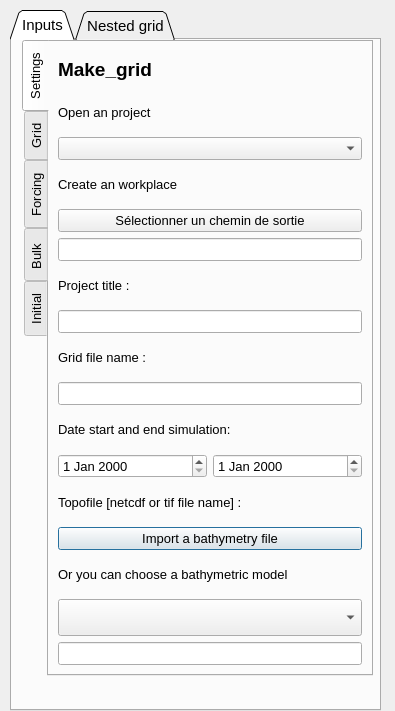
First picture: the form in Preprocess/qcrocoflow_crocogrid_dialog_base.ui, repository epzt/qcrocoflow, before the edit.
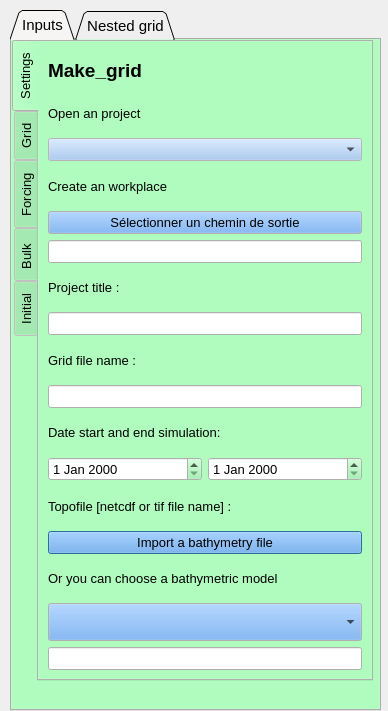
Second picture: the form after the edit.

Commit message: version 1.3.2 correction bulk/ pb_tool changer le path/ add colors

```diff
--- a/Preprocess/qcrocoflow_crocogrid_dialog_base.ui
+++ b/Preprocess/qcrocoflow_crocogrid_dialog_base.ui
@@ -6,7 +6,7 @@
    <rect>
     <x>0</x>
     <y>0</y>
-    <width>395</width>
+    <width>388</width>
     <height>711</height>
    </rect>
   </property>
@@ -18,6 +18,9 @@
   <property name="windowTitle">
    <string>qcrocoflow_crocogrid</string>
   </property>
+  <property name="styleSheet">
+   <string notr="true"/>
+  </property>
   <property name="locale">
    <locale language="English" country="UnitedStates"/>
   </property>
@@ -30,11 +33,78 @@
      <height>701</height>
     </rect>
    </property>
+   <property name="palette">
+    <palette>
+     <active>
+      <colorrole role="Button">
+       <brush brushstyle="SolidPattern">
+        <color alpha="255">
+         <red>143</red>
+         <green>240</green>
+         <blue>164</blue>
+        </color>
+       </brush>
+      </colorrole>
+      <colorrole role="Base">
+       <brush brushstyle="SolidPattern">
+        <color alpha="255">
+         <red>246</red>
+         <green>245</green>
+         <blue>244</blue>
+        </color>
+       </brush>
+      </colorrole>
+     </active>
+     <inactive>
+      <colorrole role="Button">
+       <brush brushstyle="SolidPattern">
+        <color alpha="255">
+         <red>143</red>
+         <green>240</green>
+         <blue>164</blue>
+        </color>
+       </brush>
+      </colorrole>
+      <colorrole role="Base">
+       <brush brushstyle="SolidPattern">
+        <color alpha="255">
+         <red>246</red>
+         <green>245</green>
+         <blue>244</blue>
+        </color>
+       </brush>
+      </colorrole>
+     </inactive>
+     <disabled>
+      <colorrole role="Button">
+       <brush brushstyle="SolidPattern">
+        <color alpha="255">
+         <red>143</red>
+         <green>240</green>
+         <blue>164</blue>
+        </color>
+       </brush>
+      </colorrole>
+      <colorrole role="Base">
+       <brush brushstyle="SolidPattern">
+        <color alpha="255">
+         <red>239</red>
+         <green>239</green>
+         <blue>239</blue>
+        </color>
+       </brush>
+      </colorrole>
+     </disabled>
+    </palette>
+   </property>
    <property name="font">
     <font>
      <pointsize>11</pointsize>
     </font>
    </property>
+   <property name="styleSheet">
+    <string notr="true"/>
+   </property>
    <property name="tabShape">
     <enum>QTabWidget::Triangular</enum>
    </property>
@@ -48,12 +118,211 @@
     <widget class="QTabWidget" name="tabWidget_3">
      <property name="geometry">
       <rect>
-       <x>10</x>
+       <x>0</x>
        <y>0</y>
-       <width>351</width>
-       <height>636</height>
+       <width>361</width>
+       <height>641</height>
       </rect>
      </property>
+     <property name="palette">
+      <palette>
+       <active>
+        <colorrole role="Light">
+         <brush brushstyle="SolidPattern">
+          <color alpha="255">
+           <red>143</red>
+           <green>240</green>
+           <blue>164</blue>
+          </color>
+         </brush>
+        </colorrole>
+        <colorrole role="Midlight">
+         <brush brushstyle="SolidPattern">
+          <color alpha="255">
+           <red>143</red>
+           <green>240</green>
+           <blue>164</blue>
+          </color>
+         </brush>
+        </colorrole>
+        <colorrole role="Mid">
+         <brush brushstyle="SolidPattern">
+          <color alpha="255">
+           <red>255</red>
+           <green>255</green>
+           <blue>255</blue>
+          </color>
+         </brush>
+        </colorrole>
+        <colorrole role="Base">
+         <brush brushstyle="SolidPattern">
+          <color alpha="255">
+           <red>255</red>
+           <green>255</green>
+           <blue>255</blue>
+          </color>
+         </brush>
+        </colorrole>
+        <colorrole role="Window">
+         <brush brushstyle="SolidPattern">
+          <color alpha="255">
+           <red>246</red>
+           <green>245</green>
+           <blue>244</blue>
+          </color>
+         </brush>
+        </colorrole>
+        <colorrole role="HighlightedText">
+         <brush brushstyle="SolidPattern">
+          <color alpha="255">
+           <red>255</red>
+           <green>255</green>
+           <blue>255</blue>
+          </color>
+         </brush>
+        </colorrole>
+        <colorrole role="PlaceholderText">
+         <brush brushstyle="SolidPattern">
+          <color alpha="255">
+           <red>255</red>
+           <green>255</green>
+           <blue>255</blue>
+          </color>
+         </brush>
+        </colorrole>
+       </active>
+       <inactive>
+        <colorrole role="Light">
+         <brush brushstyle="SolidPattern">
+          <color alpha="255">
+           <red>143</red>
+           <green>240</green>
+           <blue>164</blue>
+          </color>
+         </brush>
+        </colorrole>
+        <colorrole role="Midlight">
+         <brush brushstyle="SolidPattern">
+          <color alpha="255">
+           <red>143</red>
+           <green>240</green>
+           <blue>164</blue>
+          </color>
+         </brush>
+        </colorrole>
+        <colorrole role="Mid">
+         <brush brushstyle="SolidPattern">
+          <color alpha="255">
+           <red>255</red>
+           <green>255</green>
+           <blue>255</blue>
+          </color>
+         </brush>
+        </colorrole>
+        <colorrole role="Base">
+         <brush brushstyle="SolidPattern">
+          <color alpha="255">
+           <red>255</red>
+           <green>255</green>
+           <blue>255</blue>
+          </color>
+         </brush>
+        </colorrole>
+        <colorrole role="Window">
+         <brush brushstyle="SolidPattern">
+          <color alpha="255">
+           <red>246</red>
+           <green>245</green>
+           <blue>244</blue>
+          </color>
+         </brush>
+        </colorrole>
+        <colorrole role="HighlightedText">
+         <brush brushstyle="SolidPattern">
+          <color alpha="255">
+           <red>255</red>
+           <green>255</green>
+           <blue>255</blue>
+          </color>
+         </brush>
+        </colorrole>
+        <colorrole role="PlaceholderText">
+         <brush brushstyle="SolidPattern">
+          <color alpha="255">
+           <red>255</red>
+           <green>255</green>
+           <blue>255</blue>
+          </color>
+         </brush>
+        </colorrole>
+       </inactive>
+       <disabled>
+        <colorrole role="Light">
+         <brush brushstyle="SolidPattern">
+          <color alpha="255">
+           <red>143</red>
+           <green>240</green>
+           <blue>164</blue>
+          </color>
+         </brush>
+        </colorrole>
+        <colorrole role="Midlight">
+         <brush brushstyle="SolidPattern">
+          <color alpha="255">
+           <red>143</red>
+           <green>240</green>
+           <blue>164</blue>
+          </color>
+         </brush>
+        </colorrole>
+        <colorrole role="Mid">
+         <brush brushstyle="SolidPattern">
+          <color alpha="255">
+           <red>255</red>
+           <green>255</green>
+           <blue>255</blue>
+          </color>
+         </brush>
+        </colorrole>
+        <colorrole role="Base">
+         <brush brushstyle="SolidPattern">
+          <color alpha="255">
+           <red>246</red>
+           <green>245</green>
+           <blue>244</blue>
+          </color>
+         </brush>
+        </colorrole>
+        <colorrole role="Window">
+         <brush brushstyle="SolidPattern">
+          <color alpha="255">
+           <red>246</red>
+           <green>245</green>
+           <blue>244</blue>
+          </color>
+         </brush>
+        </colorrole>
+        <colorrole role="HighlightedText">
+         <brush brushstyle="SolidPattern">
+          <color alpha="255">
+           <red>255</red>
+           <green>255</green>
+           <blue>255</blue>
+          </color>
+         </brush>
+        </colorrole>
+        <colorrole role="PlaceholderText">
+         <brush brushstyle="SolidPattern">
+          <color alpha="255">
+           <red>255</red>
+           <green>255</green>
+           <blue>255</blue>
+          </color>
+         </brush>
+        </colorrole>
+       </disabled>
+      </palette>
+     </property>
      <property name="font">
       <font>
        <pointsize>10</pointsize>
@@ -62,6 +331,9 @@
      <property name="autoFillBackground">
       <bool>false</bool>
      </property>
+     <property name="styleSheet">
+      <string notr="true"/>
+     </property>
      <property name="tabPosition">
       <enum>QTabWidget::West</enum>
      </property>
@@ -78,14 +350,343 @@
          <property name="orientation">
           <enum>Qt::Horizontal</enum>
          </property>
-         <widget class="QComboBox" name="selecttopoComboBox"/>
+         <widget class="QComboBox" name="selecttopoComboBox">
+          <property name="palette">
+           <palette>
+            <active>
+             <colorrole role="Button">
+              <brush brushstyle="SolidPattern">
+               <color alpha="255">
+                <red>98</red>
+                <green>160</green>
+                <blue>234</blue>
+               </color>
+              </brush>
+             </colorrole>
+            </active>
+            <inactive>
+             <colorrole role="Button">
+              <brush brushstyle="SolidPattern">
+               <color alpha="255">
+                <red>98</red>
+                <green>160</green>
+                <blue>234</blue>
+               </color>
+              </brush>
+             </colorrole>
+            </inactive>
+            <disabled>
+             <colorrole role="Button">
+              <brush brushstyle="SolidPattern">
+               <color alpha="255">
+                <red>98</red>
+                <green>160</green>
+                <blue>234</blue>
+               </color>
+              </brush>
+             </colorrole>
+            </disabled>
+           </palette>
+          </property>
+         </widget>
         </widget>
        </item>
        <item row="2" column="0" colspan="2">
-        <widget class="QComboBox" name="opengridprojectComboBox"/>
+        <widget class="QComboBox" name="opengridprojectComboBox">
+         <property name="palette">
+          <palette>
+           <active>
+            <colorrole role="Button">
+             <brush brushstyle="SolidPattern">
+              <color alpha="255">
+               <red>153</red>
+               <green>193</green>
+               <blue>241</blue>
+              </color>
+             </brush>
+            </colorrole>
+            <colorrole role="Base">
+             <brush brushstyle="SolidPattern">
+              <color alpha="255">
+               <red>255</red>
+               <green>255</green>
+               <blue>255</blue>
+              </color>
+             </brush>
+            </colorrole>
+            <colorrole role="Window">
+             <brush brushstyle="SolidPattern">
+              <color alpha="255">
+               <red>255</red>
+               <green>255</green>
+               <blue>255</blue>
+              </color>
+             </brush>
+            </colorrole>
+           </active>
+           <inactive>
+            <colorrole role="Button">
+             <brush brushstyle="SolidPattern">
+              <color alpha="255">
+               <red>153</red>
+               <green>193</green>
+               <blue>241</blue>
+              </color>
+             </brush>
+            </colorrole>
+            <colorrole role="Base">
+             <brush brushstyle="SolidPattern">
+              <color alpha="255">
+               <red>255</red>
+               <green>255</green>
+               <blue>255</blue>
+              </color>
+             </brush>
+            </colorrole>
+            <colorrole role="Window">
+             <brush brushstyle="SolidPattern">
+              <color alpha="255">
+               <red>255</red>
+               <green>255</green>
+               <blue>255</blue>
+              </color>
+             </brush>
+            </colorrole>
+           </inactive>
+           <disabled>
+            <colorrole role="Button">
+             <brush brushstyle="SolidPattern">
+              <color alpha="255">
+               <red>153</red>
+               <green>193</green>
+               <blue>241</blue>
+              </color>
+             </brush>
+            </colorrole>
+            <colorrole role="Base">
+             <brush brushstyle="SolidPattern">
+              <color alpha="255">
+               <red>255</red>
+               <green>255</green>
+               <blue>255</blue>
+              </color>
+             </brush>
+            </colorrole>
+            <colorrole role="Window">
+             <brush brushstyle="SolidPattern">
+              <color alpha="255">
+               <red>255</red>
+               <green>255</green>
+               <blue>255</blue>
+              </color>
+             </brush>
+            </colorrole>
+           </disabled>
+          </palette>
+         </property>
+        </widget>
        </item>
        <item row="6" column="0" colspan="2">
         <widget class="QLabel" name="label_11">
+         <property name="palette">
+          <palette>
+           <active>
+            <colorrole role="Button">
+             <brush brushstyle="SolidPattern">
+              <color alpha="255">
+               <red>143</red>
+               <green>240</green>
+               <blue>164</blue>
+              </color>
+             </brush>
+            </colorrole>
+            <colorrole role="Light">
+             <brush brushstyle="SolidPattern">
+              <color alpha="255">
+               <red>153</red>
+               <green>193</green>
+               <blue>241</blue>
+              </color>
+             </brush>
+            </colorrole>
+            <colorrole role="Midlight">
+             <brush brushstyle="SolidPattern">
+              <color alpha="255">
+               <red>153</red>
+               <green>193</green>
+               <blue>241</blue>
+              </color>
+             </brush>
+            </colorrole>
+            <colorrole role="Base">
+             <brush brushstyle="SolidPattern">
+              <color alpha="255">
+               <red>153</red>
+               <green>193</green>
+               <blue>241</blue>
+              </color>
+             </brush>
+            </colorrole>
+            <colorrole role="Shadow">
+             <brush brushstyle="SolidPattern">
+              <color alpha="255">
+               <red>153</red>
+               <green>193</green>
+               <blue>241</blue>
+              </color>
+             </brush>
+            </colorrole>
+            <colorrole role="HighlightedText">
+             <brush brushstyle="SolidPattern">
+              <color alpha="255">
+               <red>0</red>
+               <green>0</green>
+               <blue>0</blue>
+              </color>
+             </brush>
+            </colorrole>
+            <colorrole role="PlaceholderText">
+             <brush brushstyle="SolidPattern">
+              <color alpha="255">
+               <red>255</red>
+               <green>255</green>
+               <blue>255</blue>
+              </color>
+             </brush>
+            </colorrole>
+           </active>
+           <inactive>
+            <colorrole role="Button">
+             <brush brushstyle="SolidPattern">
+              <color alpha="255">
+               <red>143</red>
+               <green>240</green>
+               <blue>164</blue>
+              </color>
+             </brush>
+            </colorrole>
+            <colorrole role="Light">
+             <brush brushstyle="SolidPattern">
+              <color alpha="255">
+               <red>153</red>
+               <green>193</green>
+               <blue>241</blue>
+              </color>
+             </brush>
+            </colorrole>
+            <colorrole role="Midlight">
+             <brush brushstyle="SolidPattern">
+              <color alpha="255">
+               <red>153</red>
+               <green>193</green>
+               <blue>241</blue>
+              </color>
+             </brush>
+            </colorrole>
+            <colorrole role="Base">
+             <brush brushstyle="SolidPattern">
+              <color alpha="255">
+               <red>153</red>
+               <green>193</green>
+               <blue>241</blue>
+              </color>
+             </brush>
+            </colorrole>
+            <colorrole role="Shadow">
+             <brush brushstyle="SolidPattern">
+              <color alpha="255">
+               <red>153</red>
+               <green>193</green>
+               <blue>241</blue>
+              </color>
+             </brush>
+            </colorrole>
+            <colorrole role="HighlightedText">
+             <brush brushstyle="SolidPattern">
+              <color alpha="255">
+               <red>0</red>
+               <green>0</green>
+               <blue>0</blue>
+              </color>
+             </brush>
+            </colorrole>
+            <colorrole role="PlaceholderText">
+             <brush brushstyle="SolidPattern">
+              <color alpha="255">
+               <red>255</red>
+               <green>255</green>
+               <blue>255</blue>
+              </color>
+             </brush>
+            </colorrole>
+           </inactive>
+           <disabled>
+            <colorrole role="Button">
+             <brush brushstyle="SolidPattern">
+              <color alpha="255">
+               <red>143</red>
+               <green>240</green>
+               <blue>164</blue>
+              </color>
+             </brush>
+            </colorrole>
+            <colorrole role="Light">
+             <brush brushstyle="SolidPattern">
+              <color alpha="255">
+               <red>153</red>
+               <green>193</green>
+               <blue>241</blue>
+              </color>
+             </brush>
+            </colorrole>
+            <colorrole role="Midlight">
+             <brush brushstyle="SolidPattern">
+              <color alpha="255">
+               <red>153</red>
+               <green>193</green>
+               <blue>241</blue>
+              </color>
+             </brush>
+            </colorrole>
+            <colorrole role="Base">
+             <brush brushstyle="SolidPattern">
+              <color alpha="255">
+               <red>153</red>
+               <green>193</green>
+               <blue>241</blue>
+              </color>
+             </brush>
+            </colorrole>
+            <colorrole role="Shadow">
+             <brush brushstyle="SolidPattern">
+              <color alpha="255">
+               <red>153</red>
+               <green>193</green>
+               <blue>241</blue>
+              </color>
+             </brush>
+            </colorrole>
+            <colorrole role="HighlightedText">
+             <brush brushstyle="SolidPattern">
+              <color alpha="255">
+               <red>0</red>
+               <green>0</green>
+               <blue>0</blue>
+              </color>
+             </brush>
+            </colorrole>
+            <colorrole role="PlaceholderText">
+             <brush brushstyle="SolidPattern">
+              <color alpha="255">
+               <red>255</red>
+               <green>255</green>
+               <blue>255</blue>
+              </color>
+             </brush>
+            </colorrole>
+           </disabled>
+          </palette>
+         </property>
          <property name="font">
           <font>
            <pointsize>10</pointsize>
@@ -98,6 +699,205 @@
        </item>
        <item row="8" column="0" colspan="2">
         <widget class="QLabel" name="label_12">
+         <property name="palette">
+          <palette>
+           <active>
+            <colorrole role="WindowText">
+             <brush brushstyle="SolidPattern">
+              <color alpha="255">
+               <red>0</red>
+               <green>0</green>
+               <blue>0</blue>
+              </color>
+             </brush>
+            </colorrole>
+            <colorrole role="Button">
+             <brush brushstyle="SolidPattern">
+              <color alpha="255">
+               <red>143</red>
+               <green>240</green>
+               <blue>164</blue>
+              </color>
+             </brush>
+            </colorrole>
+            <colorrole role="Dark">
+             <brush brushstyle="SolidPattern">
+              <color alpha="255">
+               <red>143</red>
+               <green>240</green>
+               <blue>164</blue>
+              </color>
+             </brush>
+            </colorrole>
+            <colorrole role="Text">
+             <brush brushstyle="SolidPattern">
+              <color alpha="255">
+               <red>0</red>
+               <green>0</green>
+               <blue>0</blue>
+              </color>
+             </brush>
+            </colorrole>
+            <colorrole role="ButtonText">
+             <brush brushstyle="SolidPattern">
+              <color alpha="255">
+               <red>0</red>
+               <green>0</green>
+               <blue>0</blue>
+              </color>
+             </brush>
+            </colorrole>
+            <colorrole role="Base">
+             <brush brushstyle="SolidPattern">
+              <color alpha="255">
+               <red>249</red>
+               <green>240</green>
+               <blue>107</blue>
+              </color>
+             </brush>
+            </colorrole>
+            <colorrole role="PlaceholderText">
+             <brush brushstyle="SolidPattern">
+              <color alpha="255">
+               <red>249</red>
+               <green>240</green>
+               <blue>107</blue>
+              </color>
+             </brush>
+            </colorrole>
+           </active>
+           <inactive>
+            <colorrole role="WindowText">
+             <brush brushstyle="SolidPattern">
+              <color alpha="255">
+               <red>0</red>
+               <green>0</green>
+               <blue>0</blue>
+              </color>
+             </brush>
+            </colorrole>
+            <colorrole role="Button">
+             <brush brushstyle="SolidPattern">
+              <color alpha="255">
+               <red>143</red>
+               <green>240</green>
+               <blue>164</blue>
+              </color>
+             </brush>
+            </colorrole>
+            <colorrole role="Dark">
+             <brush brushstyle="SolidPattern">
+              <color alpha="255">
+               <red>143</red>
+               <green>240</green>
+               <blue>164</blue>
+              </color>
+             </brush>
+            </colorrole>
+            <colorrole role="Text">
+             <brush brushstyle="SolidPattern">
+              <color alpha="255">
+               <red>0</red>
+               <green>0</green>
+               <blue>0</blue>
+              </color>
+             </brush>
+            </colorrole>
+            <colorrole role="ButtonText">
+             <brush brushstyle="SolidPattern">
+              <color alpha="255">
+               <red>0</red>
+               <green>0</green>
+               <blue>0</blue>
+              </color>
+             </brush>
+            </colorrole>
+            <colorrole role="Base">
+             <brush brushstyle="SolidPattern">
+              <color alpha="255">
+               <red>249</red>
+               <green>240</green>
+               <blue>107</blue>
+              </color>
+             </brush>
+            </colorrole>
+            <colorrole role="PlaceholderText">
+             <brush brushstyle="SolidPattern">
+              <color alpha="255">
+               <red>249</red>
+               <green>240</green>
+               <blue>107</blue>
+              </color>
+             </brush>
+            </colorrole>
+           </inactive>
+           <disabled>
+            <colorrole role="WindowText">
+             <brush brushstyle="SolidPattern">
+              <color alpha="255">
+               <red>143</red>
+               <green>240</green>
+               <blue>164</blue>
+              </color>
+             </brush>
+            </colorrole>
+            <colorrole role="Button">
+             <brush brushstyle="SolidPattern">
+              <color alpha="255">
+               <red>143</red>
+               <green>240</green>
+               <blue>164</blue>
+              </color>
+             </brush>
+            </colorrole>
+            <colorrole role="Dark">
+             <brush brushstyle="SolidPattern">
+              <color alpha="255">
+               <red>143</red>
+               <green>240</green>
+               <blue>164</blue>
+              </color>
+             </brush>
+            </colorrole>
+            <colorrole role="Text">
+             <brush brushstyle="SolidPattern">
+              <color alpha="255">
+               <red>143</red>
+               <green>240</green>
+               <blue>164</blue>
+              </color>
+             </brush>
+            </colorrole>
+            <colorrole role="ButtonText">
+             <brush brushstyle="SolidPattern">
+              <color alpha="255">
+               <red>143</red>
+               <green>240</green>
+               <blue>164</blue>
+              </color>
+             </brush>
+            </colorrole>
+            <colorrole role="Base">
+             <brush brushstyle="SolidPattern">
+              <color alpha="255">
+               <red>153</red>
+               <green>193</green>
+               <blue>241</blue>
+              </color>
+             </brush>
+            </colorrole>
+            <colorrole role="PlaceholderText">
+             <brush brushstyle="SolidPattern">
+              <color alpha="255">
+               <red>249</red>
+               <green>240</green>
+               <blue>107</blue>
+              </color>
+             </brush>
+            </colorrole>
+           </disabled>
+          </palette>
+         </property>
          <property name="font">
           <font>
            <pointsize>10</pointsize>
@@ -110,6 +910,124 @@
        </item>
        <item row="5" column="0" colspan="2">
         <widget class="QLineEdit" name="Environnement_2">
+         <property name="palette">
+          <palette>
+           <active>
+            <colorrole role="Button">
+             <brush brushstyle="SolidPattern">
+              <color alpha="255">
+               <red>255</red>
+               <green>190</green>
+               <blue>111</blue>
+              </color>
+             </brush>
+            </colorrole>
+            <colorrole role="Mid">
+             <brush brushstyle="SolidPattern">
+              <color alpha="255">
+               <red>255</red>
+               <green>190</green>
+               <blue>111</blue>
+              </color>
+             </brush>
+            </colorrole>
+            <colorrole role="BrightText">
+             <brush brushstyle="SolidPattern">
+              <color alpha="255">
+               <red>255</red>
+               <green>190</green>
+               <blue>111</blue>
+              </color>
+             </brush>
+            </colorrole>
+            <colorrole role="Base">
+             <brush brushstyle="SolidPattern">
+              <color alpha="255">
+               <red>255</red>
+               <green>255</green>
+               <blue>255</blue>
+              </color>
+             </brush>
+            </colorrole>
+           </active>
+           <inactive>
+            <colorrole role="Button">
+             <brush brushstyle="SolidPattern">
+              <color alpha="255">
+               <red>255</red>
+               <green>190</green>
+               <blue>111</blue>
+              </color>
+             </brush>
+            </colorrole>
+            <colorrole role="Mid">
+             <brush brushstyle="SolidPattern">
+              <color alpha="255">
+               <red>255</red>
+               <green>190</green>
+               <blue>111</blue>
+              </color>
+             </brush>
+            </colorrole>
+            <colorrole role="BrightText">
+             <brush brushstyle="SolidPattern">
+              <color alpha="255">
+               <red>255</red>
+               <green>190</green>
+               <blue>111</blue>
+              </color>
+             </brush>
+            </colorrole>
+            <colorrole role="Base">
+             <brush brushstyle="SolidPattern">
+              <color alpha="255">
+               <red>255</red>
+               <green>255</green>
+               <blue>255</blue>
+              </color>
+             </brush>
+            </colorrole>
+           </inactive>
+           <disabled>
+            <colorrole role="Button">
+             <brush brushstyle="SolidPattern">
+              <color alpha="255">
+               <red>255</red>
+               <green>190</green>
+               <blue>111</blue>
+              </color>
+             </brush>
+            </colorrole>
+            <colorrole role="Mid">
+             <brush brushstyle="SolidPattern">
+              <color alpha="255">
+               <red>255</red>
+               <green>190</green>
+               <blue>111</blue>
+              </color>
+             </brush>
+            </colorrole>
+            <colorrole role="BrightText">
+             <brush brushstyle="SolidPattern">
+              <color alpha="255">
+               <red>255</red>
+               <green>190</green>
+               <blue>111</blue>
+              </color>
+             </brush>
+            </colorrole>
+            <colorrole role="Base">
+             <brush brushstyle="SolidPattern">
+              <color alpha="255">
+               <red>153</red>
+               <green>193</green>
+               <blue>241</blue>
+              </color>
+             </brush>
+            </colorrole>
+           </disabled>
+          </palette>
+         </property>
          <property name="toolTip">
           <string extracomment="bonjour"/>
          </property>
@@ -128,7 +1046,45 @@
         </widget>
        </item>
        <item row="9" column="0" colspan="2">
-        <widget class="QLineEdit" name="gridnameLineEdit"/>
+        <widget class="QLineEdit" name="gridnameLineEdit">
+         <property name="palette">
+          <palette>
+           <active>
+            <colorrole role="Base">
+             <brush brushstyle="SolidPattern">
+              <color alpha="255">
+               <red>255</red>
+               <green>255</green>
+               <blue>255</blue>
+              </color>
+             </brush>
+            </colorrole>
+           </active>
+           <inactive>
+            <colorrole role="Base">
+             <brush brushstyle="SolidPattern">
+              <color alpha="255">
+               <red>255</red>
+               <green>255</green>
+               <blue>255</blue>
+              </color>
+             </brush>
+            </colorrole>
+           </inactive>
+           <disabled>
+            <colorrole role="Base">
+             <brush brushstyle="SolidPattern">
+              <color alpha="255">
+               <red>153</red>
+               <green>193</green>
+               <blue>241</blue>
+              </color>
+             </brush>
+            </colorrole>
+           </disabled>
+          </palette>
+         </property>
+        </widget>
        </item>
        <item row="16" column="0" colspan="2">
         <widget class="QLineEdit" name="topodirLineEdit"/>
@@ -150,6 +1106,70 @@
          <property name="enabled">
           <bool>true</bool>
          </property>
+         <property name="palette">
+          <palette>
+           <active>
+            <colorrole role="Text">
+             <brush brushstyle="SolidPattern">
+              <color alpha="255">
+               <red>26</red>
+               <green>95</green>
+               <blue>180</blue>
+              </color>
+             </brush>
+            </colorrole>
+            <colorrole role="ButtonText">
+             <brush brushstyle="SolidPattern">
+              <color alpha="255">
+               <red>26</red>
+               <green>95</green>
+               <blue>180</blue>
+              </color>
+             </brush>
+            </colorrole>
+           </active>
+           <inactive>
+            <colorrole role="Text">
+             <brush brushstyle="SolidPattern">
+              <color alpha="255">
+               <red>26</red>
+               <green>95</green>
+               <blue>180</blue>
+              </color>
+             </brush>
+            </colorrole>
+            <colorrole role="ButtonText">
+             <brush brushstyle="SolidPattern">
+              <color alpha="255">
+               <red>26</red>
+               <green>95</green>
+               <blue>180</blue>
+              </color>
+             </brush>
+            </colorrole>
+           </inactive>
+           <disabled>
+            <colorrole role="Text">
+             <brush brushstyle="SolidPattern">
+              <color alpha="255">
+               <red>190</red>
+               <green>190</green>
+               <blue>190</blue>
+              </color>
+             </brush>
+            </colorrole>
+            <colorrole role="ButtonText">
+             <brush brushstyle="SolidPattern">
+              <color alpha="255">
+               <red>190</red>
+               <green>190</green>
+               <blue>190</blue>
+              </color>
+             </brush>
+            </colorrole>
+           </disabled>
+          </palette>
+         </property>
          <property name="font">
           <font>
            <family>MS Sans Serif</family>
@@ -165,6 +1185,43 @@
        </item>
        <item row="13" column="0" colspan="2">
         <widget class="QPushButton" name="selecttopoButton">
+         <property name="palette">
+          <palette>
+           <active>
+            <colorrole role="Button">
+             <brush brushstyle="SolidPattern">
+              <color alpha="255">
+               <red>98</red>
+               <green>160</green>
+               <blue>234</blue>
+              </color>
+             </brush>
+            </colorrole>
+           </active>
+           <inactive>
+            <colorrole role="Button">
+             <brush brushstyle="SolidPattern">
+              <color alpha="255">
+               <red>98</red>
+               <green>160</green>
+               <blue>234</blue>
+              </color>
+             </brush>
+            </colorrole>
+           </inactive>
+           <disabled>
+            <colorrole role="Button">
+             <brush brushstyle="SolidPattern">
+              <color alpha="255">
+               <red>98</red>
+               <green>160</green>
+               <blue>234</blue>
+              </color>
+             </brush>
+            </colorrole>
+           </disabled>
+          </palette>
+         </property>
          <property name="text">
           <string>Import a bathymetry file</string>
          </property>
@@ -203,6 +1260,124 @@
        </item>
        <item row="4" column="0" colspan="2">
         <widget class="QPushButton" name="selectenvButton">
+         <property name="palette">
+          <palette>
+           <active>
+            <colorrole role="Button">
+             <brush brushstyle="SolidPattern">
+              <color alpha="255">
+               <red>98</red>
+               <green>160</green>
+               <blue>234</blue>
+              </color>
+             </brush>
+            </colorrole>
+            <colorrole role="Light">
+             <brush brushstyle="SolidPattern">
+              <color alpha="255">
+               <red>255</red>
+               <green>255</green>
+               <blue>255</blue>
+              </color>
+             </brush>
+            </colorrole>
+            <colorrole role="Midlight">
+             <brush brushstyle="SolidPattern">
+              <color alpha="255">
+               <red>255</red>
+               <green>255</green>
+               <blue>255</blue>
+              </color>
+             </brush>
+            </colorrole>
+            <colorrole role="Base">
+             <brush brushstyle="SolidPattern">
+              <color alpha="255">
+               <red>249</red>
+               <green>240</green>
+               <blue>107</blue>
+              </color>
+             </brush>
+            </colorrole>
+           </active>
+           <inactive>
+            <colorrole role="Button">
+             <brush brushstyle="SolidPattern">
+              <color alpha="255">
+               <red>98</red>
+               <green>160</green>
+               <blue>234</blue>
+              </color>
+             </brush>
+            </colorrole>
+            <colorrole role="Light">
+             <brush brushstyle="SolidPattern">
+              <color alpha="255">
+               <red>255</red>
+               <green>255</green>
+               <blue>255</blue>
+              </color>
+             </brush>
+            </colorrole>
+            <colorrole role="Midlight">
+             <brush brushstyle="SolidPattern">
+              <color alpha="255">
+               <red>255</red>
+               <green>255</green>
+               <blue>255</blue>
+              </color>
+             </brush>
+            </colorrole>
+            <colorrole role="Base">
+             <brush brushstyle="SolidPattern">
+              <color alpha="255">
+               <red>249</red>
+               <green>240</green>
+               <blue>107</blue>
+              </color>
+             </brush>
+            </colorrole>
+           </inactive>
+           <disabled>
+            <colorrole role="Button">
+             <brush brushstyle="SolidPattern">
+              <color alpha="255">
+               <red>98</red>
+               <green>160</green>
+               <blue>234</blue>
+              </color>
+             </brush>
+            </colorrole>
+            <colorrole role="Light">
+             <brush brushstyle="SolidPattern">
+              <color alpha="255">
+               <red>255</red>
+               <green>255</green>
+               <blue>255</blue>
+              </color>
+             </brush>
+            </colorrole>
+            <colorrole role="Midlight">
+             <brush brushstyle="SolidPattern">
+              <color alpha="255">
+               <red>255</red>
+               <green>255</green>
+               <blue>255</blue>
+              </color>
+             </brush>
+            </colorrole>
+            <colorrole role="Base">
+             <brush brushstyle="SolidPattern">
+              <color alpha="255">
+               <red>153</red>
+               <green>193</green>
+               <blue>241</blue>
+              </color>
+             </brush>
+            </colorrole>
+           </disabled>
+          </palette>
+         </property>
          <property name="text">
           <string>Sélectionner un chemin de sortie</string>
          </property>
@@ -216,6 +1391,43 @@
        </item>
        <item row="7" column="0" colspan="2">
         <widget class="QLineEdit" name="gridprojecttitleLineEdit">
+         <property name="palette">
+          <palette>
+           <active>
+            <colorrole role="Base">
+             <brush brushstyle="SolidPattern">
+              <color alpha="255">
+               <red>255</red>
+               <green>255</green>
+               <blue>255</blue>
+              </color>
+             </brush>
+            </colorrole>
+           </active>
+           <inactive>
+            <colorrole role="Base">
+             <brush brushstyle="SolidPattern">
+              <color alpha="255">
+               <red>255</red>
+               <green>255</green>
+               <blue>255</blue>
+              </color>
+             </brush>
+            </colorrole>
+           </inactive>
+           <disabled>
+            <colorrole role="Base">
+             <brush brushstyle="SolidPattern">
+              <color alpha="255">
+               <red>153</red>
+               <green>193</green>
+               <blue>241</blue>
+              </color>
+             </brush>
+            </colorrole>
+           </disabled>
+          </palette>
+         </property>
          <property name="toolTip">
           <string extracomment="hello"/>
          </property>
```
Left out of the diff: 377 changed lines with no effect on the pictures.
